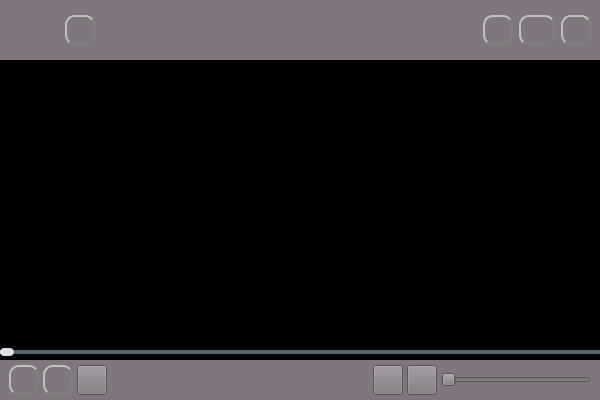
The window that Yplay/yplay.ui (Ptiana/Yplay) describes before a commit, drawn with Qt 5.
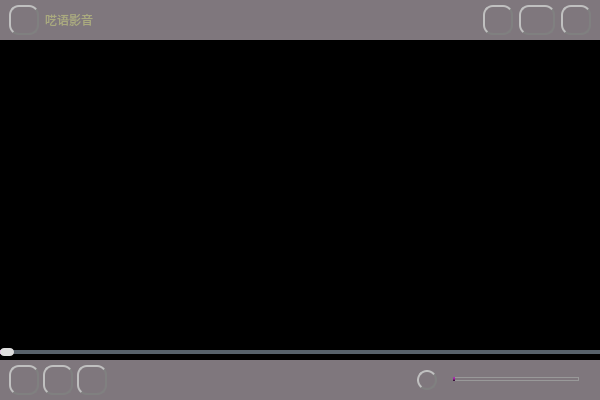
The same window after the commit. Icons and pictures are not drawn.

Patch:
```diff
--- a/Yplay/yplay.ui
+++ b/Yplay/yplay.ui
@@ -53,28 +53,6 @@
       <property name="bottomMargin">
        <number>5</number>
       </property>
-      <item>
-       <widget class="QLabel" name="lable_ico">
-        <property name="minimumSize">
-         <size>
-          <width>50</width>
-          <height>50</height>
-         </size>
-        </property>
-        <property name="maximumSize">
-         <size>
-          <width>50</width>
-          <height>50</height>
-         </size>
-        </property>
-        <property name="styleSheet">
-         <string notr="true">border-image: url(:/Resources/png/ico.png);</string>
-        </property>
-        <property name="text">
-         <string/>
-        </property>
-       </widget>
-      </item>
       <item>
        <widget class="QPushButton" name="btn_open">
         <property name="minimumSize">
@@ -112,6 +90,24 @@
         </property>
        </widget>
       </item>
+      <item>
+       <widget class="QLabel" name="label">
+        <property name="maximumSize">
+         <size>
+          <width>90</width>
+          <height>30</height>
+         </size>
+        </property>
+        <property name="styleSheet">
+         <string notr="true">font: 9pt &quot;Bauhaus 93&quot;;
+color: rgb(170, 170, 127);
+font: 16pt &quot;华文琥珀&quot;;</string>
+        </property>
+        <property name="text">
+         <string>呓语影音</string>
+        </property>
+       </widget>
+      </item>
       <item>
        <spacer name="horizontalSpacer">
         <property name="orientation">
@@ -369,7 +365,22 @@
          </size>
         </property>
         <property name="styleSheet">
-         <string notr="true">border-image: url(:/Resources/png/forward.png);</string>
+         <string notr="true">
+QPushButton{
+image:url(:/Resources/png/forward.png);
+  color: white; 
+  border-radius: 10px; 
+ border: 2px groove gray;
+  border-style: outset;
+}
+
+QPushButton:hover{
+background-color:white;
+ color: black;
+}
+
+QPushButton:pressed{
+border-style: inset;} </string>
         </property>
         <property name="text">
          <string/>
@@ -389,28 +400,6 @@
         </property>
        </spacer>
       </item>
-      <item>
-       <widget class="QPushButton" name="pushButton">
-        <property name="minimumSize">
-         <size>
-          <width>30</width>
-          <height>30</height>
-         </size>
-        </property>
-        <property name="maximumSize">
-         <size>
-          <width>30</width>
-          <height>30</height>
-         </size>
-        </property>
-        <property name="styleSheet">
-         <string notr="true">border-image: url(:/Resources/png/set.png);</string>
-        </property>
-        <property name="text">
-         <string/>
-        </property>
-       </widget>
-      </item>
       <item>
        <widget class="QPushButton" name="btn_volume">
         <property name="sizePolicy">
@@ -421,19 +410,35 @@
         </property>
         <property name="minimumSize">
          <size>
-          <width>30</width>
-          <height>30</height>
+          <width>20</width>
+          <height>20</height>
          </size>
         </property>
         <property name="maximumSize">
          <size>
-          <width>30</width>
-          <height>30</height>
+          <width>20</width>
+          <height>20</height>
          </size>
         </property>
         <property name="styleSheet">
-         <string notr="true">border-image: url(:/Resources/png/volum_1.png);
-</string>
+         <string notr="true">
+QPushButton{
+image:url(:/Resources/png/volum_midel.png);
+  color: white; 
+  border-radius: 10px; 
+ border: 2px groove gray;
+  border-style: outset;
+}
+
+QPushButton:hover{
+background-color:white;
+ color: black;
+}
+
+QPushButton:pressed{
+border-style: inset;
+
+} </string>
         </property>
         <property name="text">
          <string/>
@@ -449,7 +454,25 @@
          </size>
         </property>
         <property name="styleSheet">
-         <string notr="true"/>
+         <string notr="true">QSlider::groove:horizontal {                               
+     border: 1px solid #999999;                           
+     height: 2px;                                           
+     margin: 0px 0;                                         
+     left: 12px; right: 12px;                               
+ }                                                         
+QSlider::handle:horizontal {                                
+     border: 1px solid #5c5c5c;                             
+ border-image:url(:/Resources/png/volum.png);
+     width: 14px;                                          
+     margin: -7px -7px -7px -7px;                           
+ }                                                          
+                                                            
+QSlider::sub-page:horizontal{                               
+ background: qlineargradient(spread:pad, x1:0, y1:1, x2:0, y2:0, stop:0 rgba(27, 5, 27, 255), stop:0.25 rgba(99, 20, 102, 255), stop:0.5 rgba(154, 30, 158, 255), stop:1 rgba(173, 57, 176, 255));                      
+}                                                           
+QSlider::add-page:horizontal{                               
+ background-image:url(image/skin2/Toolsicon/volumn.png)   
+}</string>
         </property>
         <property name="orientation">
          <enum>Qt::Horizontal</enum>
```
Left out of the diff: 52 changed lines with no effect on the pictures.
